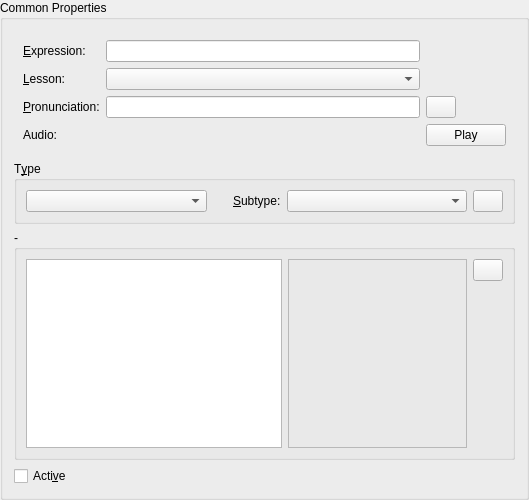
This is src/entry-dialogs/CommonEntryPageForm.ui in KDE/parley as Qt 5 draws it before an edit. The edited form follows.
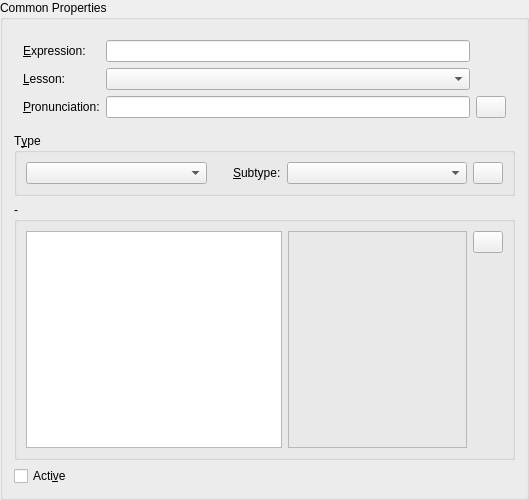
This is the edited form. Custom widgets are drawn as their Qt base class.

Commit message: Move audio into additional entry page. Add image tag.

The edit to the form file:
```diff
--- a/src/entry-dialogs/CommonEntryPageForm.ui
+++ b/src/entry-dialogs/CommonEntryPageForm.ui
@@ -146,23 +146,6 @@
           </property>
          </widget>
         </item>
-        <item row="3" column="0" >
-         <widget class="QLabel" name="sound_label" >
-          <property name="text" >
-           <string>Audio:</string>
-          </property>
-         </widget>
-        </item>
-        <item row="3" column="2" >
-         <widget class="QPushButton" name="audioPlayButton" >
-          <property name="text" >
-           <string>Play</string>
-          </property>
-         </widget>
-        </item>
-        <item row="3" column="1" >
-         <widget class="KUrlRequester" name="audioUrlRequester" />
-        </item>
        </layout>
       </item>
       <item>
@@ -439,13 +422,6 @@
  </widget>
  <layoutdefault spacing="6" margin="11" />
  <pixmapfunction>qPixmapFromMimeSource</pixmapfunction>
- <customwidgets>
-  <customwidget>
-   <class>KUrlRequester</class>
-   <extends>QFrame</extends>
-   <header>kurlrequester.h</header>
-  </customwidget>
- </customwidgets>
  <tabstops>
   <tabstop>expr_line</tabstop>
   <tabstop>lesson_box</tabstop>
```
The commit also changes 9 other files.
